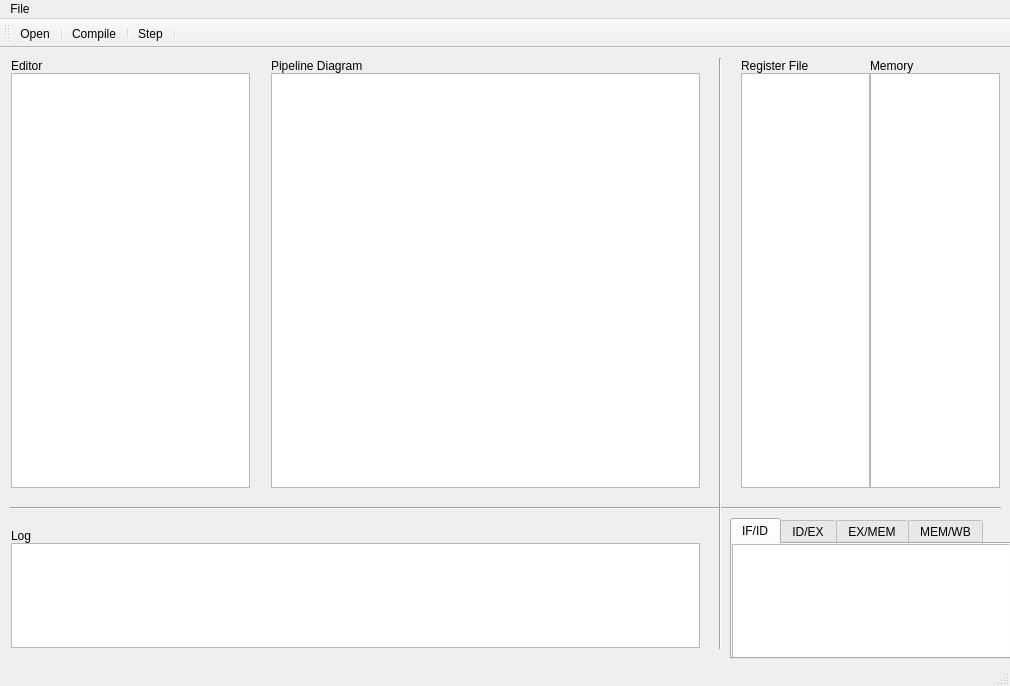
First picture: the form in mainwindow.ui, repository Moerafaat/PipeSquare, before the edit.
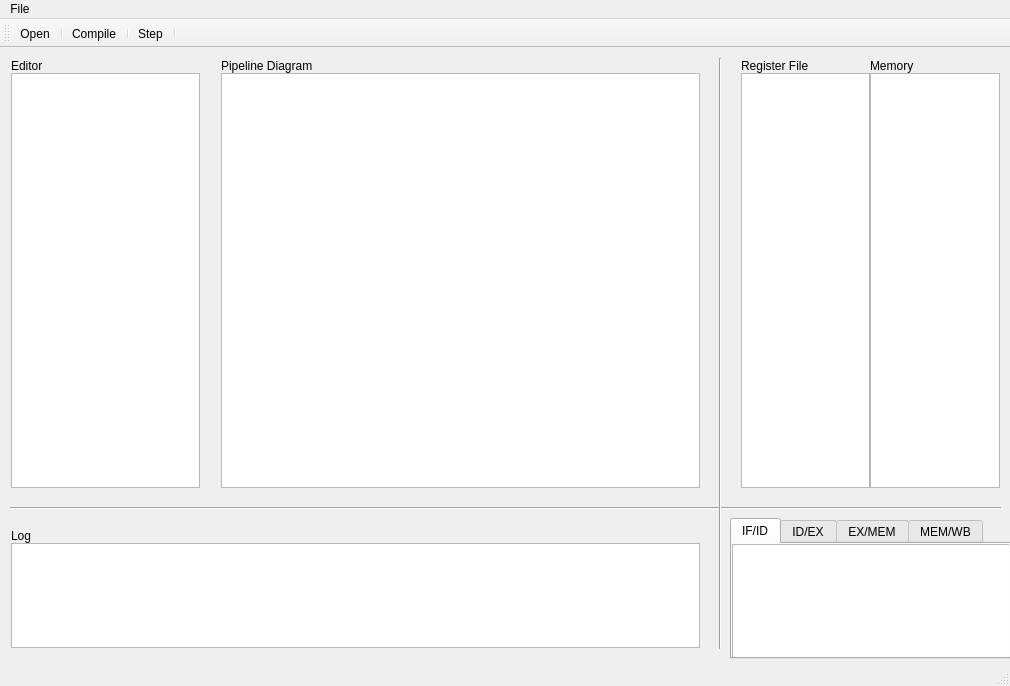
Second picture: the form after the edit. Icons and pictures are not drawn.

What changed in the file:
```diff
--- a/mainwindow.ui
+++ b/mainwindow.ui
@@ -98,7 +98,7 @@
      <rect>
       <x>0</x>
       <y>0</y>
-      <width>261</width>
+      <width>211</width>
       <height>451</height>
      </rect>
     </property>
@@ -178,9 +178,9 @@
    <widget class="QWidget" name="layoutWidget">
     <property name="geometry">
      <rect>
-      <x>260</x>
+      <x>210</x>
       <y>0</y>
-      <width>451</width>
+      <width>501</width>
       <height>451</height>
      </rect>
     </property>
```
Left out of the diff: 147 changed lines with no effect on the pictures.
